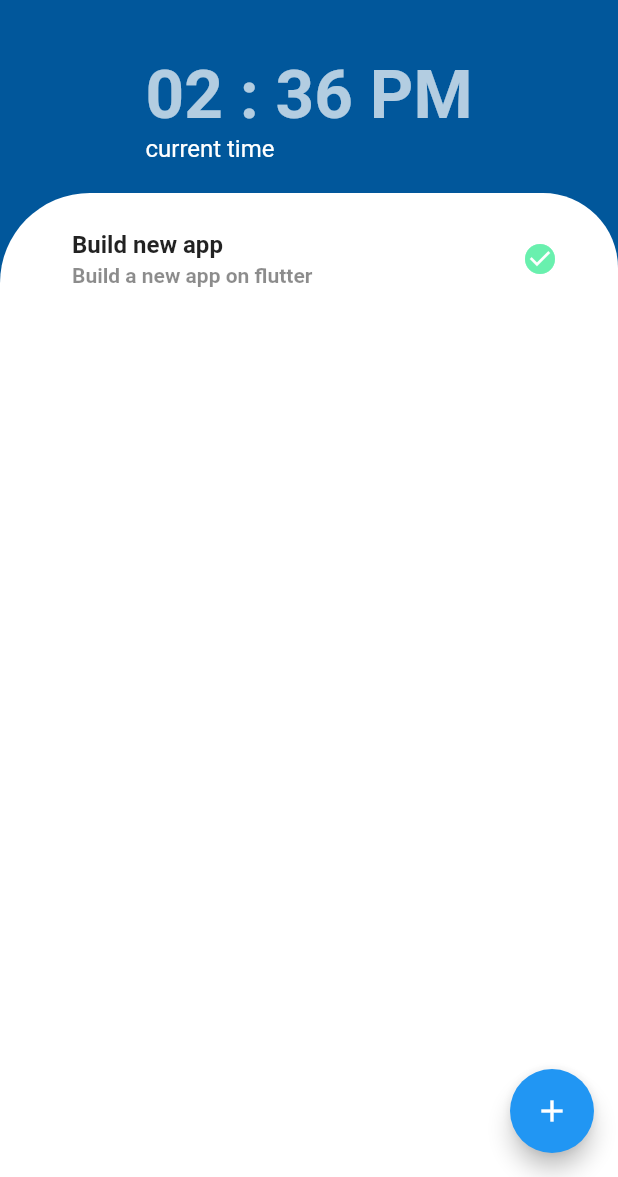
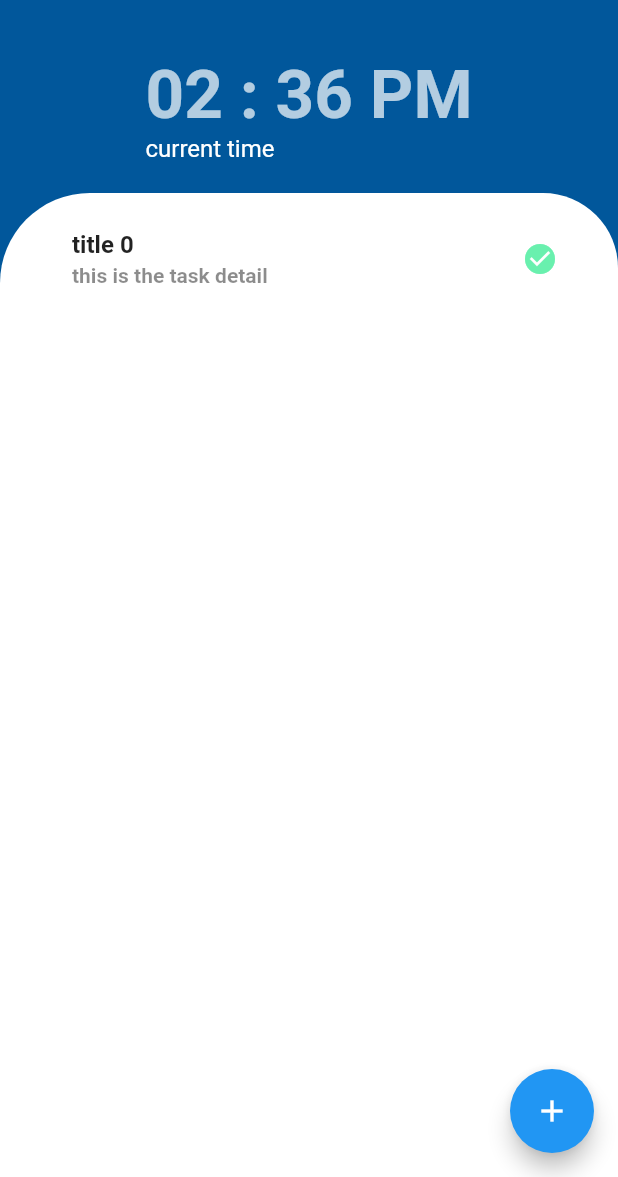
Before and after one commit to MohitP197-zz/provider_to_do_app, a Flutter app: the screen it shows after launch, after a tap on the "add" icon, on a phone screen of 412 x 824 dp, the part 59-1236 px from its top. Run offline on Flutter 3.47's test engine with Material 2 defaults, Android fonts, the phone set to English and light mode, and no system bars.

```diff
--- a/lib/Models/TodoModel.dart
+++ b/lib/Models/TodoModel.dart
@@ -1,8 +1,18 @@
 import 'package:to_do_app/Models/TaskModel.dart';
 import 'package:flutter/cupertino.dart';
 
-class TodoModel {
+// This model gets changed, so it is needed to make ChangeNotifier
+class TodoModel extends ChangeNotifier {
   List<TaskModel> taskList = []; //Contains all the task
 
-  addTaskInList() {}
+  addTaskInList() {
+    TaskModel taskModel = TaskModel(
+      "title ${taskList.length}",
+      "this is the task detail",
+    );
+
+    taskList.add(taskModel);
+
+    notifyListeners();
+  }
 }
--- a/lib/main.dart
+++ b/lib/main.dart
@@ -1,4 +1,6 @@
 import 'package:flutter/material.dart';
+import 'package:provider/provider.dart';
+import 'package:to_do_app/Models/TodoModel.dart';
 
 void main() => runApp(MyApp());
 
@@ -11,7 +13,10 @@ class MyApp extends StatelessWidget {
       theme: ThemeData(
         primarySwatch: Colors.blue,
       ),
-      home: MyHomePage(),
+      home: ChangeNotifierProvider(
+        builder: (context) => TodoModel(),
+        child: MyHomePage(),
+      ),
     );
   }
 }
@@ -74,8 +79,12 @@ class MyHomePage extends StatelessWidget {
                   ),
                   color: Colors.white,
                 ),
-              child: ListView.builder(
-                itemCount: 1,
+                // Observes the changes is the change notifier
+                // todo is the latest todo instance
+                child: Consumer<TodoModel>(
+                  builder: (context, todo, child) {
+                    return ListView.builder(
+                      itemCount: todo.taskList.length,
                       itemBuilder: (context, index) {
                         return Container(
                           child: ListTile(
@@ -85,14 +94,14 @@ class MyHomePage extends StatelessWidget {
                               bottom: 8,
                             ),
                             title: Text(
-                        "Build new app",
+                              todo.taskList[index].title,
                               style: TextStyle(
                                 color: Colors.black87,
                                 fontWeight: FontWeight.bold,
                               ),
                             ),
                             subtitle: Text(
-                        'Build a new app on flutter',
+                              todo.taskList[index].detail,
                               style: TextStyle(
                                 color: Colors.black45,
                                 fontWeight: FontWeight.bold,
@@ -110,8 +119,9 @@ class MyHomePage extends StatelessWidget {
                           ),
                         );
                       },
-              ),
-            ),
+                    );
+                  },
+                )),
           ),
         ],
       ),
@@ -119,7 +129,9 @@ class MyHomePage extends StatelessWidget {
         child: Icon(
           Icons.add,
         ),
-        onPressed: () {},
+        onPressed: () {
+          Provider.of<TodoModel>(context).addTaskInList();
+        },
       ),
     );
   }
--- a/pubspec.yaml
+++ b/pubspec.yaml
@@ -19,6 +19,8 @@ environment:
 dependencies:
   flutter:
     sdk: flutter
+  # To use the provider this depedency is required
+  provider: ^3.1.0+1
 
   # The following adds the Cupertino Icons font to your application.
   # Use with the CupertinoIcons class for iOS style icons.
```
Also changed, not shown: pubspec.lock. Lines whose indentation alone changed are shown as unchanged.
